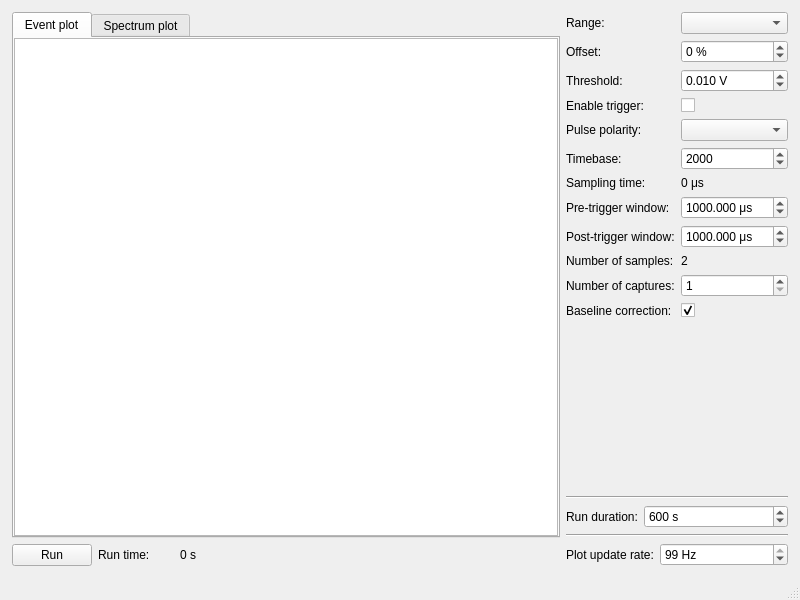
davidfokkema/gamma-spectroscopy, file daq/gamma_spectroscopy_gui.ui: the form before one commit.
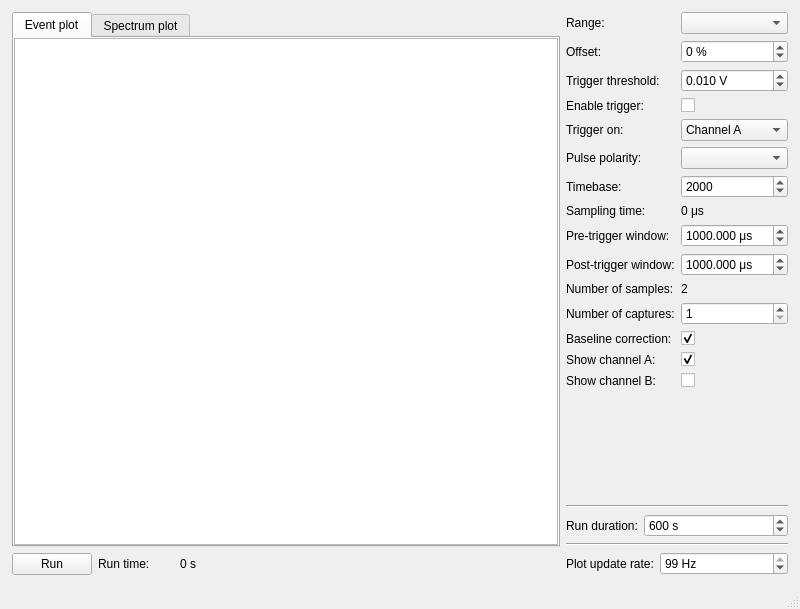
The form after the commit. Custom widgets are drawn as their Qt base class.

Commit message: Update UI with channel settings

```diff
--- a/daq/gamma_spectroscopy_gui.ui
+++ b/daq/gamma_spectroscopy_gui.ui
@@ -7,7 +7,7 @@
     <x>0</x>
     <y>0</y>
     <width>800</width>
-    <height>600</height>
+    <height>609</height>
    </rect>
   </property>
   <property name="windowTitle">
@@ -188,7 +188,7 @@
         <item row="2" column="0">
          <widget class="QLabel" name="label_3">
           <property name="text">
-           <string>Threshold:</string>
+           <string>Trigger threshold:</string>
           </property>
          </widget>
         </item>
@@ -228,14 +228,14 @@
           </property>
          </widget>
         </item>
-        <item row="5" column="0">
+        <item row="6" column="0">
          <widget class="QLabel" name="label_7">
           <property name="text">
            <string>Timebase:</string>
           </property>
          </widget>
         </item>
-        <item row="5" column="1">
+        <item row="6" column="1">
          <widget class="QSpinBox" name="timebase_box">
           <property name="minimum">
            <number>2</number>
@@ -248,28 +248,28 @@
           </property>
          </widget>
         </item>
-        <item row="6" column="0">
+        <item row="7" column="0">
          <widget class="QLabel" name="label_8">
           <property name="text">
            <string>Sampling time:</string>
           </property>
          </widget>
         </item>
-        <item row="6" column="1">
+        <item row="7" column="1">
          <widget class="QLabel" name="sampling_time_label">
           <property name="text">
            <string>0 μs</string>
           </property>
          </widget>
         </item>
-        <item row="7" column="0">
+        <item row="8" column="0">
          <widget class="QLabel" name="label_5">
           <property name="text">
            <string>Pre-trigger window:</string>
           </property>
          </widget>
         </item>
-        <item row="7" column="1">
+        <item row="8" column="1">
          <widget class="QDoubleSpinBox" name="pre_trigger_box">
           <property name="suffix">
            <string> μs</string>
@@ -285,14 +285,14 @@
           </property>
          </widget>
         </item>
-        <item row="8" column="0">
+        <item row="9" column="0">
          <widget class="QLabel" name="label_6">
           <property name="text">
            <string>Post-trigger window:</string>
           </property>
          </widget>
         </item>
-        <item row="8" column="1">
+        <item row="9" column="1">
          <widget class="QDoubleSpinBox" name="post_trigger_box">
           <property name="suffix">
            <string> μs</string>
@@ -308,28 +308,28 @@
           </property>
          </widget>
         </item>
-        <item row="9" column="0">
+        <item row="10" column="0">
          <widget class="QLabel" name="label_9">
           <property name="text">
            <string>Number of samples:</string>
           </property>
          </widget>
         </item>
-        <item row="9" column="1">
+        <item row="10" column="1">
          <widget class="QLabel" name="num_samples_label">
           <property name="text">
            <string>2</string>
           </property>
          </widget>
         </item>
-        <item row="10" column="0">
+        <item row="11" column="0">
          <widget class="QLabel" name="label_13">
           <property name="text">
            <string>Number of captures:</string>
           </property>
          </widget>
         </item>
-        <item row="10" column="1">
+        <item row="11" column="1">
          <widget class="QSpinBox" name="num_captures_box">
           <property name="minimum">
            <number>1</number>
@@ -339,17 +339,17 @@
           </property>
          </widget>
         </item>
-        <item row="4" column="1">
+        <item row="5" column="1">
          <widget class="QComboBox" name="polarity_box"/>
         </item>
-        <item row="4" column="0">
+        <item row="5" column="0">
          <widget class="QLabel" name="label_14">
           <property name="text">
            <string>Pulse polarity:</string>
           </property>
          </widget>
         </item>
-        <item row="11" column="1">
+        <item row="12" column="1">
          <widget class="QCheckBox" name="baseline_correction_box">
           <property name="text">
            <string/>
@@ -359,13 +359,65 @@
           </property>
          </widget>
         </item>
-        <item row="11" column="0">
+        <item row="12" column="0">
          <widget class="QLabel" name="label_15">
           <property name="text">
            <string>Baseline correction:</string>
           </property>
          </widget>
         </item>
+        <item row="4" column="0">
+         <widget class="QLabel" name="label_16">
+          <property name="text">
+           <string>Trigger on:</string>
+          </property>
+         </widget>
+        </item>
+        <item row="13" column="0">
+         <widget class="QLabel" name="label_17">
+          <property name="text">
+           <string>Show channel A:</string>
+          </property>
+         </widget>
+        </item>
+        <item row="14" column="0">
+         <widget class="QLabel" name="label_18">
+          <property name="text">
+           <string>Show channel B:</string>
+          </property>
+         </widget>
+        </item>
+        <item row="4" column="1">
+         <widget class="QComboBox" name="trigger_channel_box">
+          <item>
+           <property name="text">
+            <string>Channel A</string>
+           </property>
+          </item>
+          <item>
+           <property name="text">
+            <string>Channel B</string>
+           </property>
+          </item>
+         </widget>
+        </item>
+        <item row="13" column="1">
+         <widget class="QCheckBox" name="ch_A_enabled_box">
+          <property name="text">
+           <string/>
+          </property>
+          <property name="checked">
+           <bool>true</bool>
+          </property>
+         </widget>
+        </item>
+        <item row="14" column="1">
+         <widget class="QCheckBox" name="ch_B_enabled_box">
+          <property name="text">
+           <string/>
+          </property>
+         </widget>
+        </item>
        </layout>
       </item>
       <item>
```
